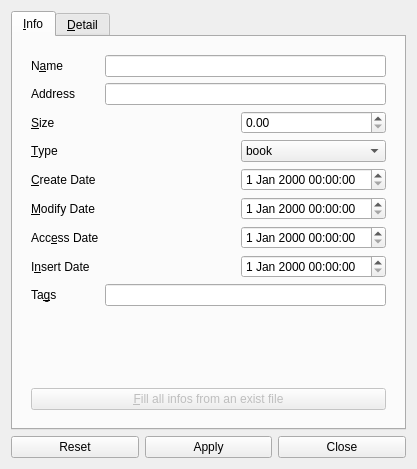
Qt form uiQt/infodialog.ui (osmank3/bilge-katalog-old) before a commit.
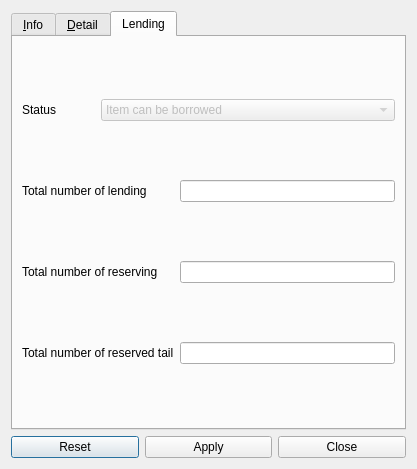
The same form after that commit. The open tabs and pages were chosen to show the change. Icons and pictures are not drawn.

Commit message: bilimum değişiklikler yapıldı, qt arayüze kullanıcılar ve ödünç verme diyalogları ve infodialog'a ödünç bilgileri sekmesi eklendi.

Patch:
```diff
--- a/uiQt/infodialog.ui
+++ b/uiQt/infodialog.ui
@@ -21,8 +21,29 @@
    <locale language="English" country="UnitedKingdom"/>
   </property>
   <layout class="QGridLayout" name="gridLayout_6">
+   <item row="1" column="0">
+    <widget class="QPushButton" name="resetButton">
+     <property name="text">
+      <string>Reset</string>
+     </property>
+    </widget>
+   </item>
+   <item row="1" column="1">
+    <widget class="QPushButton" name="applyButton">
+     <property name="text">
+      <string>Apply</string>
+     </property>
+    </widget>
+   </item>
+   <item row="1" column="2">
+    <widget class="QPushButton" name="closeButton">
+     <property name="text">
+      <string>Close</string>
+     </property>
+    </widget>
+   </item>
    <item row="0" column="0" colspan="3">
-    <widget class="QTabWidget" name="tabWidget">
+    <widget class="QTabWidget" name="lentTab">
      <widget class="QWidget" name="infoTab">
       <attribute name="title">
        <string>&amp;Info</string>
@@ -941,27 +962,84 @@
        </item>
       </layout>
      </widget>
-    </widget>
-   </item>
-   <item row="1" column="0">
-    <widget class="QPushButton" name="resetButton">
-     <property name="text">
-      <string>Reset</string>
-     </property>
-    </widget>
-   </item>
-   <item row="1" column="1">
-    <widget class="QPushButton" name="applyButton">
-     <property name="text">
-      <string>Apply</string>
-     </property>
-    </widget>
-   </item>
-   <item row="1" column="2">
-    <widget class="QPushButton" name="closeButton">
-     <property name="text">
-      <string>Close</string>
-     </property>
+     <widget class="QWidget" name="lentTab">
+      <attribute name="title">
+       <string>Lending</string>
+      </attribute>
+      <layout class="QGridLayout" name="gridLayout_9">
+       <item row="0" column="0">
+        <widget class="QLabel" name="labelStatus">
+         <property name="text">
+          <string>Status</string>
+         </property>
+        </widget>
+       </item>
+       <item row="1" column="0" colspan="2">
+        <widget class="QLabel" name="labelTotalLending">
+         <property name="text">
+          <string>Total number of lending</string>
+         </property>
+        </widget>
+       </item>
+       <item row="1" column="2">
+        <widget class="QLineEdit" name="totalLendingLine">
+         <property name="readOnly">
+          <bool>true</bool>
+         </property>
+        </widget>
+       </item>
+       <item row="2" column="0" colspan="2">
+        <widget class="QLabel" name="labelTotalReserve">
+         <property name="text">
+          <string>Total number of reserving</string>
+         </property>
+        </widget>
+       </item>
+       <item row="4" column="0" colspan="2">
+        <widget class="QLabel" name="labelTotalReserveTail">
+         <property name="text">
+          <string>Total number of reserved tail</string>
+         </property>
+        </widget>
+       </item>
+       <item row="4" column="2">
+        <widget class="QLineEdit" name="totalReserveTailLine">
+         <property name="readOnly">
+          <bool>true</bool>
+         </property>
+        </widget>
+       </item>
+       <item row="0" column="1" colspan="2">
+        <widget class="QComboBox" name="statusCombo">
+         <property name="enabled">
+          <bool>false</bool>
+         </property>
+         <item>
+          <property name="text">
+           <string>Item can be borrowed</string>
+          </property>
+         </item>
+         <item>
+          <property name="text">
+           <string>Item has been lent</string>
+          </property>
+         </item>
+         <item>
+          <property name="text">
+           <string>Waiting for tail of reserve</string>
+          </property>
+         </item>
+        </widget>
+       </item>
+       <item row="2" column="2">
+        <widget class="QLineEdit" name="totalReserveLine">
+         <property name="readOnly">
+          <bool>true</bool>
+         </property>
+        </widget>
+       </item>
+      </layout>
+     </widget>
     </widget>
    </item>
   </layout>
```
The commit also changes 6 other files.
